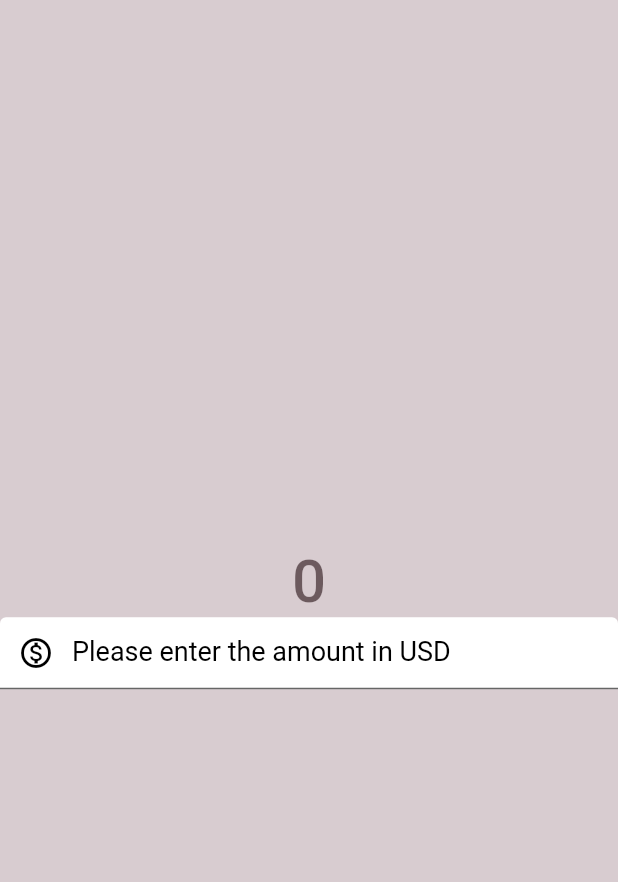
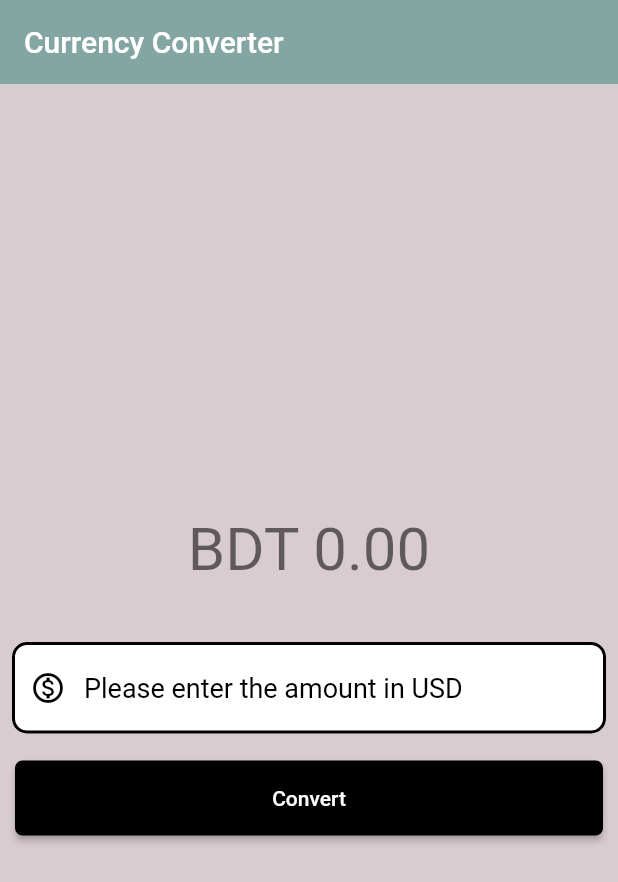
Before and after one commit to sroneez/currency_converter, a Flutter app: the screen it shows after launch, on a phone screen of 412 x 824 dp. Shown: the top 882 px of the screen. Run offline on Flutter 3.47's test engine with Material 2 defaults, Android fonts, the phone set to English and light mode, and no system bars.

Commit message:
new feature added

```diff
--- /dev/null
+++ b/lib/currency_converter_cupertino_page.dart
@@ -0,0 +1,4 @@
+/* class currencyConverterCupertinoPage extends StatefulWidget{
+  @override
+
+} */
--- a/lib/currency_converter_material_page.dart
+++ b/lib/currency_converter_material_page.dart
@@ -1,47 +1,99 @@
+// ignore_for_file: prefer_const_declarations
+
 import 'package:flutter/material.dart';
 
-class CurrencyConverterMaterialPage extends StatelessWidget{
+class CurrencyConverterMaterialPage extends StatefulWidget{
 const CurrencyConverterMaterialPage({super.key});
 
   @override
-  Widget build(BuildContext context){
-    return const Scaffold(
-      backgroundColor: Color.fromRGBO(160, 133, 141, 0.416),
+  State<CurrencyConverterMaterialPage> createState() =>
+    _CurrencyConverterMaterialPageState();
+}
+
+class _CurrencyConverterMaterialPageState extends
+    State<CurrencyConverterMaterialPage> {
+      double result =0;
+       final TextEditingController textEditingController = TextEditingController();
+
+      @override
+      Widget build (BuildContext context){
+ final border = const OutlineInputBorder(
+                    borderSide: BorderSide(
+                      width: 2,
+                      style: BorderStyle.solid,
+                    ),
+                    borderRadius: BorderRadius.all(
+                      Radius.circular(10),
+                    ),
+                  );
+
+    return  Scaffold(
+      backgroundColor: const Color.fromRGBO(160, 133, 141, 0.416),
+      appBar: AppBar(
+        backgroundColor: const Color.fromARGB(106, 14, 113, 101),
+        elevation: 0,
+        title: const Text('Currency Converter'),
+      ),
       body:Center(
         child: Column(
           mainAxisAlignment: MainAxisAlignment.center,
           children: [
-            Text(
-              '0',
-              style: TextStyle(
+            Container(
+              padding: const EdgeInsets.all(10),
+              margin: const EdgeInsets.all(20),
+              // color: Colors.black,
+              child: Text(
+                'BDT ${result.toStringAsFixed(2)}',
+                style: const TextStyle(
                   fontSize: 40,
-                fontWeight: FontWeight.w500,
-                color: Color.fromARGB(146, 26, 5, 9),
+                  fontWeight: FontWeight.w400,
+                  color: Color.fromARGB(146, 4, 2, 2),
                 ),
               ),
-            TextField( //it allow user to take input
-              style: TextStyle(
+            ),
+
+            Container(
+              padding: const EdgeInsets.all(8.0),
+              child: TextField( //it allow user to take input
+              controller: textEditingController,
+                style: const TextStyle(
                   color: Colors.black,
                   fontSize: 18,
                 ),
                   decoration: InputDecoration(
                     hintText: 'Please enter the amount in USD',
-                  hintStyle: TextStyle(
+                    hintStyle: const TextStyle(
                       color: Colors.black,
                     ),
-                  prefixIcon: Icon(Icons.monetization_on_outlined),
+                    prefixIcon: const Icon(Icons.monetization_on_outlined),
                     prefixIconColor: Colors.black,
                     filled: true,
                     fillColor: Colors.white,
-                  focusedBorder: OutlineInputBorder(
-                    borderSide: BorderSide(
-                      width: 2,
-                      style: BorderStyle.solid,
+                    focusedBorder: border,
+                    enabledBorder: border,
                   ),
-                    borderRadius: BorderRadius.all(
-                      Radius.circular(60),
+                  keyboardType: const TextInputType.numberWithOptions(
+                    decimal: true,
                   ),
               ),
+            ),
+            Padding(
+              padding: const EdgeInsets.all(10.0),
+              child: ElevatedButton(
+                onPressed: () {
+                 setState(() {
+                 result = double.parse(textEditingController.text) * 119;
+                 });
+                },
+                style: TextButton.styleFrom(
+                  backgroundColor: Colors.black,
+                  foregroundColor: Colors.white,
+                  minimumSize: const Size(double.infinity, 50),
+                  shape: RoundedRectangleBorder(
+                    borderRadius: BorderRadius.circular(5),
+                  ),
+                ),
+               child: const Text('Convert'),
                ),
             ),
           ],
--- a/lib/main.dart
+++ b/lib/main.dart
@@ -1,8 +1,9 @@
 import 'package:flutter/material.dart';
 import 'package:currency_converter/currency_converter_material_page.dart';
+import 'currency_converter_cupertino_page.dart';
 
 void main(){
-  runApp(MyApp());
+ runApp(const MyApp());
 }
 
 //Type of widgets
```
Lines whose indentation alone changed are shown as unchanged.
